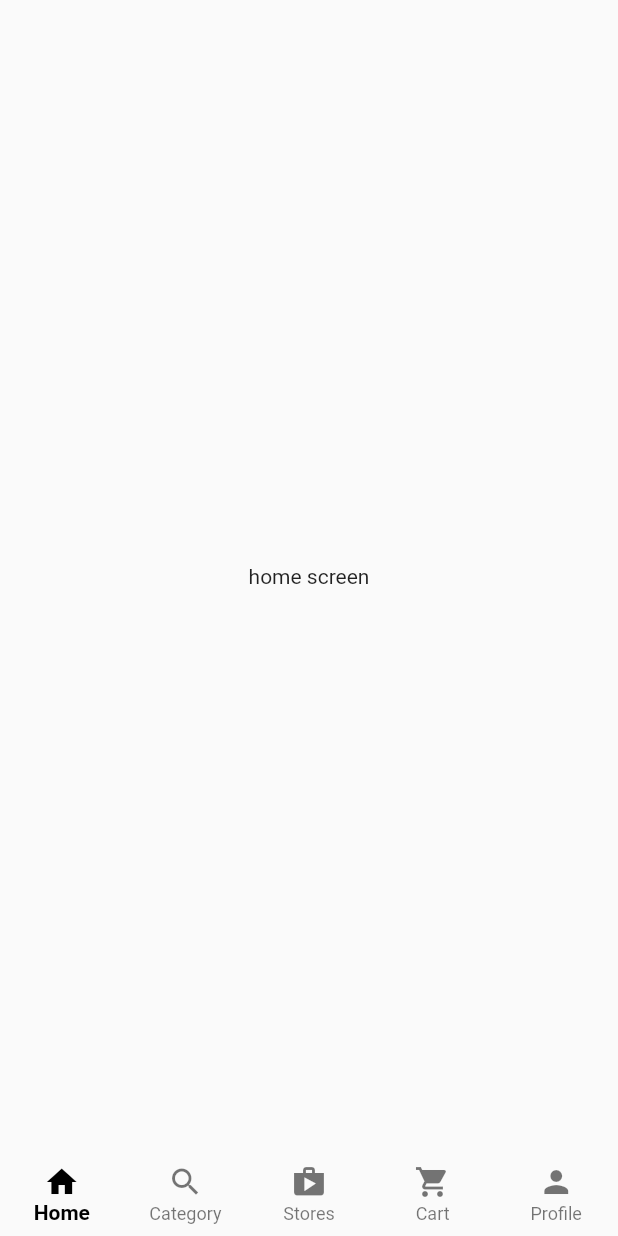
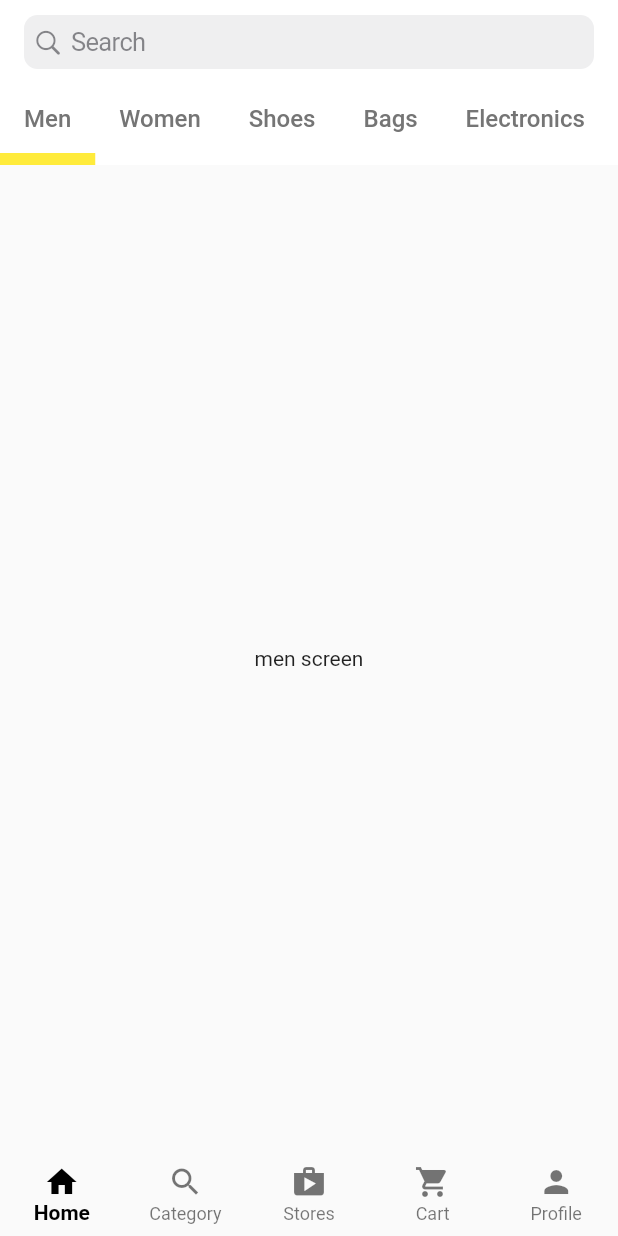
Before and after one commit to supernyzii/demo_erotsdemo, a Flutter app: the screen it shows after launch, on a phone screen of 412 x 824 dp. Run offline on Flutter 3.47's test engine with Material 2 defaults, Android fonts, the phone set to English and light mode, and no system bars.

Commit message:
added initial tabs and tabs to match scaffold body

```diff
--- a/lib/main_screens/customer_home.dart
+++ b/lib/main_screens/customer_home.dart
@@ -1,4 +1,5 @@
 import 'package:flutter/material.dart';
+import 'package:istorebtaxx/main_screens/home.dart';
 
 class CustomerHomeScreen extends StatefulWidget {
   const CustomerHomeScreen({Key? key}) : super(key: key);
@@ -12,7 +13,7 @@
 
   //create a list of widget for our bottom navigation bar ...
   final List<Widget> _tabs = const[
-    Center(child: Text('home screen')),
+    HomeScreen(),
     Center(child: Text('category screen')),
     Center(child: Text('stores screen')),
     Center(child: Text('cart screen')),
--- /dev/null
+++ b/lib/main_screens/home.dart
@@ -0,0 +1,70 @@
+import 'package:flutter/cupertino.dart';
+import 'package:flutter/material.dart';
+
+
+class HomeScreen extends StatefulWidget {
+  const HomeScreen({Key? key}) : super(key: key);
+
+  @override
+  State<HomeScreen> createState() => _HomeScreenState();
+}
+
+class _HomeScreenState extends State<HomeScreen> {
+  @override
+  Widget build(BuildContext context) {
+    return DefaultTabController(
+      length: 9,
+      child: Scaffold(
+        appBar: AppBar(
+          elevation: 0,
+          backgroundColor: Colors.white,
+          title: const CupertinoSearchTextField(),
+          bottom: const TabBar(
+            indicatorColor: Colors.yellow,
+            indicatorWeight: 8,
+            isScrollable: true,
+            tabs: [
+              RepeatedTab(label: 'Men'),
+              RepeatedTab(label: 'Women'),
+              RepeatedTab(label: 'Shoes'),
+              RepeatedTab(label: 'Bags'),
+              RepeatedTab(label: 'Electronics'),
+              RepeatedTab(label: 'Accessories'),
+              RepeatedTab(label: 'Home & Garden'),
+              RepeatedTab(label: 'Kids'),
+              RepeatedTab(label: 'Beauty'),
+            ],
+          ),
+        ),
+        body: const TabBarView(
+          children: [
+            Center(child: Text('men screen')),
+            Center(child: Text('women screen')),
+            Center(child: Text('shoes screen')),
+            Center(child: Text('bags screen')),
+            Center(child: Text('electronics screen')),
+            Center(child: Text('accessories screen')),
+            Center(child: Text('home and garden screen')),
+            Center(child: Text('kids screen')),
+            Center(child: Text('beauty screen')),
+          ],
+        ),
+      ),
+    );
+  }
+}
+
+class RepeatedTab extends StatelessWidget {
+  final String label;
+  const RepeatedTab({Key? key, required this.label}) : super(key: key);
+
+  @override
+  Widget build(BuildContext context) {
+    return Tab(
+      child: Text(
+        label,
+        style: TextStyle(fontSize: 16, color: Colors.grey.shade600),
+      ),
+    );
+  }
+}
```
